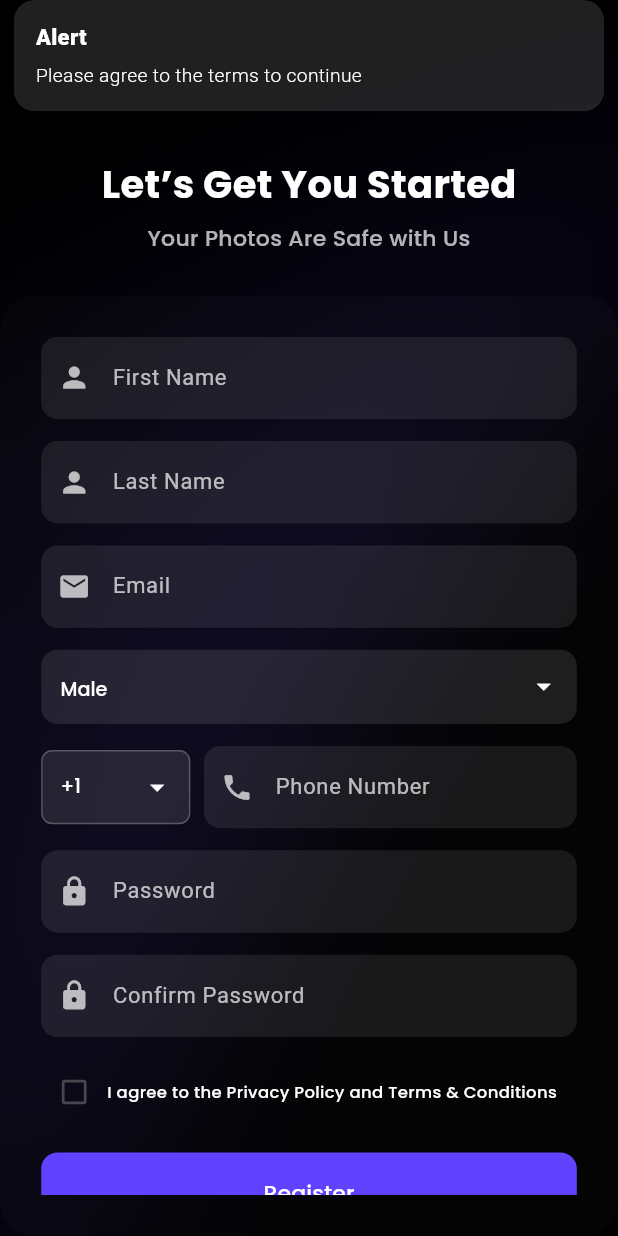
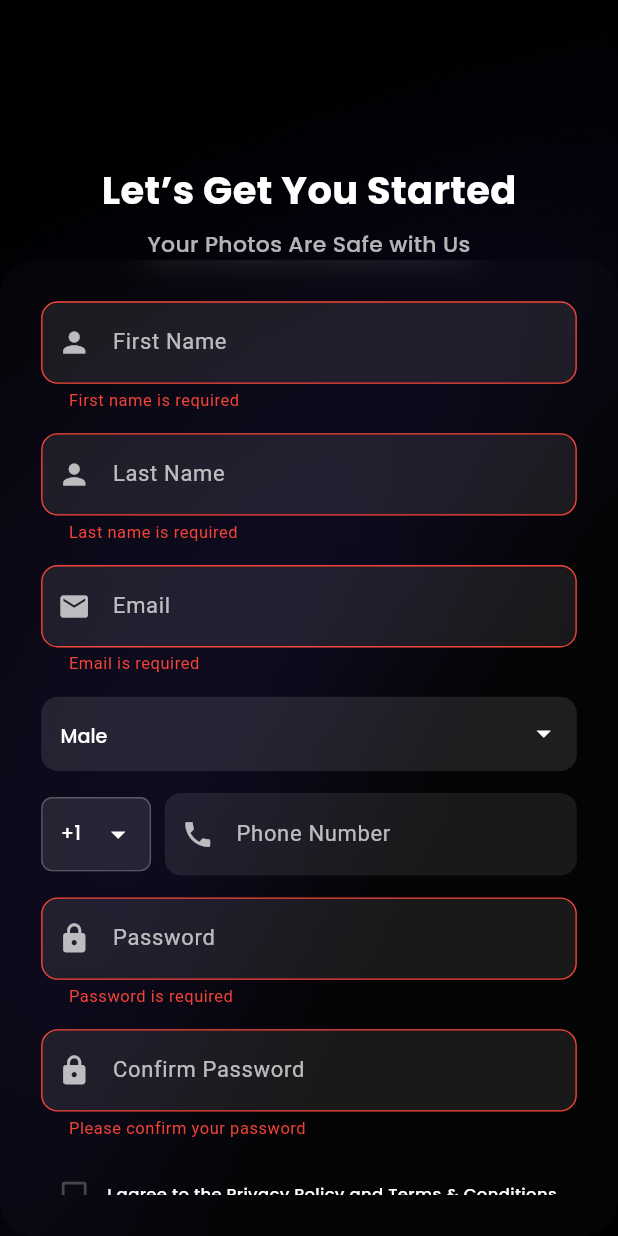
Before and after one commit to Saadkhanprogziel/snapid, a Flutter app: the RegisterScreen screen opened by its route, after a tap on "Register", on a phone screen of 412 x 824 dp. Run offline on Flutter 3.47's test engine with Material 3 defaults, Android fonts, the phone set to English and light mode, and no system bars; our stand-ins replace dio, flutter_svg, get, get_storage, image_picker, pretty_dio_logger and 1 more; accounts and stored records are empty.

Commit message:
fixed the register screen

```diff
--- /dev/null
+++ b/lib/controllers/auth/register/register_controller.dart
@@ -0,0 +1,21 @@
+import 'package:get/get.dart';
+import 'package:snapid/models/register/register.dart';
+
+import 'package:snapid/utlis/country_model.dart';
+
+class RegisterController extends GetxController {
+    final register = RegisterModel().obs;
+  final isLoading = false.obs;
+    var agreeToTerms = false.obs;
+
+
+  var selectedCountry = Rxn<Country>();
+  final List<String> countryCodes = ['+1', '+44', '+91', '+61', '+81'];
+  final List<String> genderOptions = ['Male', 'Female', 'Other'];
+
+  void selectCountry(Country country) {
+    selectedCountry.value = country;
+    Get.back();
+  }
+
+}
--- a/lib/controllers/register/register_controller.dart
+++ /dev/null
@@ -1,41 +0,0 @@
-import 'package:flutter/material.dart';
-import 'package:get/get.dart';
-import 'package:snapid/utlis/country_model.dart';
-
-class RegisterController extends GetxController {
-
-  final firstNameController = TextEditingController();
-  final lastNameController = TextEditingController();
-  final emailController = TextEditingController();
-  final phoneController = TextEditingController();
-  final passwordController = TextEditingController();
-  final confirmPasswordController = TextEditingController();
-
-  var selectedGender = 'Male'.obs;
-  var selectedCountryCode = '+1'.obs;
-  var agreeToTerms = false.obs;
-
-
-
-  var selectedCountry = Rxn<Country>();
-
-  void selectCountry(Country country) {
-    selectedCountry.value = country;
-    Get.back(); // close bottom sheet
-  }
-
-
-  final List<String> countryCodes = ['+1', '+44', '+91', '+61', '+81'];
-  final List<String> genderOptions = ['Male', 'Female', 'Other'];
-
-  @override
-  void onClose() {
-    firstNameController.dispose();
-    lastNameController.dispose();
-    emailController.dispose();
-    phoneController.dispose();
-    passwordController.dispose();
-    confirmPasswordController.dispose();
-    super.onClose();
-  }
-}
--- /dev/null
+++ b/lib/models/register/register.dart
@@ -0,0 +1,30 @@
+class RegisterModel {
+  String firstName;
+  String lastName;
+  String email;
+  String phone;
+  String password;
+  String confirmPassword;
+  String gender;
+  String countryCode;
+
+  RegisterModel({
+    this.firstName = '',
+    this.lastName = '',
+    this.email = '',
+    this.phone = '',
+    this.password = '',
+    this.confirmPassword = '',
+    this.gender = 'Male',
+    this.countryCode = '+1',
+  });
+
+  Map<String, dynamic> toJson() => {
+    'firstName': firstName,
+    'lastName': lastName,
+    'email': email,
+    'phone': countryCode + phone,
+    'password': password,
+    'gender': gender,
+  };
+}
--- a/lib/router_management/route_management.dart
+++ b/lib/router_management/route_management.dart
@@ -50,7 +50,7 @@ class Pages {
           transition: Transition.cupertino),
       GetPage(
           name: PrimaryRoute.register,
-          page: () => const RegisterScreen(),
+          page: () =>  RegisterScreen(),
           binding: ControllerBindings(),
           transition: Transition.fadeIn
           )
--- a/lib/utlis/custom_text_field.dart
+++ b/lib/utlis/custom_text_field.dart
@@ -15,7 +15,6 @@ class CustomTextField extends StatelessWidget {
   final ValueChanged<String>? onChanged;
   final FormFieldValidator<String>? validator;
 
-
   const CustomTextField({
     super.key,
     this.controller,
@@ -26,33 +25,33 @@ class CustomTextField extends StatelessWidget {
     this.onSuffixIconPressed,
     this.keyboardType,
     this.onChanged,
-    this.validator, this.label ='',
+    this.validator,
+    this.label = '',
   });
 
   @override
   Widget build(BuildContext context) {
-
-
     return Column(
       crossAxisAlignment: CrossAxisAlignment.start,
       children: [
         if(label.isNotEmpty) ...[
-          Text(label,style: CustomTextTheme.regular16.copyWith(color: Colors.white),),
-          SpaceH10()
+          Text(label, style: CustomTextTheme.regular16.copyWith(color: Colors.white)),
+          SpaceH10(),
         ],
 
-        TextField(
+        TextFormField(  // Changed from TextField to TextFormField
           controller: controller,
           obscureText: obscureText,
           keyboardType: keyboardType,
           style: const TextStyle(color: Colors.white),
           onChanged: onChanged,
+          validator: validator,
           decoration: InputDecoration(
             hintText: hintText,
             hintStyle: const TextStyle(color: Colors.white70),
             filled: true,
             fillColor: AppColors.cardColor,
-  contentPadding: const EdgeInsets.symmetric(horizontal: 16, vertical: 18), // <-- FIXED
+            contentPadding: const EdgeInsets.symmetric(horizontal: 16, vertical: 18),
             border: OutlineInputBorder(
               borderRadius: BorderRadius.circular(12),
               borderSide: BorderSide.none,
@@ -61,6 +60,15 @@ class CustomTextField extends StatelessWidget {
               borderRadius: BorderRadius.circular(12),
               borderSide: BorderSide.none,
             ),
+            errorBorder: OutlineInputBorder(  // Added error border styling
+              borderRadius: BorderRadius.circular(12),
+              borderSide: const BorderSide(color: Colors.red),
+            ),
+            focusedErrorBorder: OutlineInputBorder(  // Added focused error border
+              borderRadius: BorderRadius.circular(12),
+              borderSide: const BorderSide(color: Colors.red),
+            ),
+            errorStyle: const TextStyle(color: Colors.red),  // Error text style
             prefixIcon: prefixIcon != null
                 ? Icon(prefixIcon, color: Colors.white70)
                 : null,
@@ -71,7 +79,6 @@ class CustomTextField extends StatelessWidget {
                   )
                 : null,
           ),
-
         ),
       ],
     );
--- a/lib/view/auth/otp.dart
+++ b/lib/view/auth/otp.dart
@@ -5,7 +5,7 @@ import 'package:flutter/services.dart';
 import 'package:get/get.dart';
 import 'package:snapid/constant/assets.dart';
 import 'package:snapid/constant/colors.dart';
-import 'package:snapid/controllers/opt/otp_controller.dart';
+import 'package:snapid/controllers/auth/opt/otp_controller.dart';
 import 'package:snapid/routes/routes.dart';
 import 'package:snapid/theme/text_theme.dart';
 import 'package:snapid/utlis/message_popup.dart';
--- a/lib/view/auth/register.dart
+++ b/lib/view/auth/register.dart
@@ -4,14 +4,15 @@ import 'package:get/get.dart';
 import 'package:snapid/constant/assets.dart';
 import 'package:snapid/constant/colors.dart';
 import 'package:snapid/constant/strings.dart';
-import 'package:snapid/controllers/register/register_controller.dart';
+import 'package:snapid/controllers/auth/register/register_controller.dart';
 import 'package:snapid/routes/routes.dart';
 import 'package:snapid/theme/text_theme.dart';
 import 'package:snapid/utlis/custom_elevated_button.dart';
 import 'package:snapid/utlis/custom_text_field.dart';
 
 class RegisterScreen extends StatelessWidget {
-  const RegisterScreen({super.key});
+  RegisterScreen({super.key});
+  final _formKey = GlobalKey<FormState>();
 
   @override
   Widget build(BuildContext context) {
@@ -46,7 +47,6 @@ class RegisterScreen extends StatelessWidget {
                   ),
                 ],
               ),
-              const SizedBox(height: 30),
               Expanded(
                 flex: 6,
                 child: ClipRRect(
@@ -62,30 +62,74 @@ class RegisterScreen extends StatelessWidget {
                         borderRadius: BorderRadius.circular(25),
                       ),
                       child: SingleChildScrollView(
+                        child: Form(
+                          key: _formKey,
                           child: Obx(() => Column(
                                 children: [
                                   CustomTextField(
-                                  controller: controller.firstNameController,
+                                    onChanged: (value) {
+                                      controller.register.value.firstName = value;
+                                    },
                                     hintText: Strings.firstName,
                                     prefixIcon: Icons.person,
+                                    validator: (value) {
+                                      if (value == null || value.isEmpty) {
+                                        return 'First name is required';
+                                      }
+                                      if (value.length < 2) {
+                                        return 'First name must be at least 2 characters';
+                                      }
+                                      return null;
+                                    },
                                   ),
                                   const SizedBox(height: 16),
                                   CustomTextField(
-                                  controller: controller.lastNameController,
+                                    onChanged: (value) {
+                                      controller.register.value.lastName = value;
+                                    },
                                     hintText: Strings.lastName,
                                     prefixIcon: Icons.person,
+                                    validator: (value) {
+                                      if (value == null || value.isEmpty) {
+                                        return 'Last name is required';
+                                      }
+                                      if (value.length < 2) {
+                                        return 'Last name must be at least 2 characters';
+                                      }
+                                      return null;
+                                    },
                                   ),
                                   const SizedBox(height: 16),
                                   CustomTextField(
-                                  controller: controller.emailController,
+                                    onChanged: (value) {
+                                      controller.register.value.email = value;
+                                    },
                                     hintText: Strings.email,
                                     prefixIcon: Icons.email,
+                                    keyboardType: TextInputType.emailAddress,
+                                    validator: (value) {
+                                      if (value == null || value.isEmpty) {
+                                        return 'Email is required';
+                                      }
+                                      if (!RegExp(
+                                              r'^[\w-\.]+@([\w-]+\.)+[\w-]{2,4}$')
+                                          .hasMatch(value)) {
+                                        return 'Please enter a valid email';
+                                      }
+                                      return null;
+                                    },
                                   ),
                                   const SizedBox(height: 16),
                                   DropdownButtonFormField<String>(
-                                  value: controller.selectedGender.value,
+                                    value: controller.register.value.gender,
                                     onChanged: (value) {
-                                    controller.selectedGender.value = value!;
+                                      controller.register.value.gender = value!;
+                                    },
+                                    validator: (value) {
+                                      if (value == null || value.isEmpty) {
+                                        return 'Please select your gender';
+                                      }
+                                      return null;
                                     },
                                     icon: const Icon(Icons.arrow_drop_down,
                                         color: Colors.white),
@@ -97,9 +141,10 @@ class RegisterScreen extends StatelessWidget {
                                       filled: true,
                                       fillColor: Colors.white10,
                                       hintText: Strings.selectGender,
-                                    hintStyle:
-                                        const TextStyle(color: Colors.white70),
-                                    contentPadding: const EdgeInsets.symmetric(
+                                      hintStyle: const TextStyle(
+                                          color: Colors.white70),
+                                      contentPadding:
+                                          const EdgeInsets.symmetric(
                                               horizontal: 10, vertical: 15),
                                       border: OutlineInputBorder(
                                         borderRadius: BorderRadius.circular(12),
@@ -116,16 +161,24 @@ class RegisterScreen extends StatelessWidget {
                                   const SizedBox(height: 16),
                                   Row(
                                     children: [
-                                    Expanded(
-                                      flex: 2,
+                                      SizedBox(
+                                        width: 80,
                                         child: DropdownButtonFormField<String>(
-                                        value: controller
-                                            .selectedCountryCode.value,
+                                          value:
+                                              controller.register.value.countryCode,
                                           onChanged: (value) {
-                                          controller.selectedCountryCode.value =
+                                            controller.register.value.countryCode =
                                                 value!;
                                           },
-                                        icon: const Icon(Icons.arrow_drop_down,
+                                          validator: (value) {
+                                            if (value == null ||
+                                                value.isEmpty) {
+                                              return 'Required';
+                                            }
+                                            return null;
+                                          },
+                                          icon: const Icon(
+                                              Icons.arrow_drop_down,
                                               color: Colors.white),
                                           dropdownColor: Colors.black87,
                                           style: CustomTextTheme.regular14
@@ -135,16 +188,18 @@ class RegisterScreen extends StatelessWidget {
                                             fillColor: Colors.white10,
                                             contentPadding:
                                                 const EdgeInsets.symmetric(
-                                                  horizontal: 10, vertical: 15),
+                                                    horizontal: 10,
+                                                    vertical: 15),
                                             enabledBorder: OutlineInputBorder(
-                                            borderSide: BorderSide(
+                                              borderSide: const BorderSide(
                                                   color: Colors.white24),
                                               borderRadius:
                                                   BorderRadius.circular(8),
                                             ),
                                             focusedBorder: OutlineInputBorder(
-                                            borderSide: BorderSide(
-                                                color: AppColors.primaryColor),
+                                              borderSide: const BorderSide(
+                                                  color:
+                                                      AppColors.primaryColor),
                                               borderRadius:
                                                   BorderRadius.circular(8),
                                             ),
@@ -161,40 +216,71 @@ class RegisterScreen extends StatelessWidget {
                                       Expanded(
                                         flex: 5,
                                         child: CustomTextField(
-                                        controller: controller.phoneController,
+                                          onChanged: (value) {
+                                            controller.register.value.phone = value;
+                                          },
                                           hintText: Strings.phoneNumber,
                                           prefixIcon: Icons.phone,
                                           keyboardType: TextInputType.phone,
+
                                         ),
                                       ),
                                     ],
                                   ),
                                   const SizedBox(height: 16),
                                   CustomTextField(
-                                  controller: controller.passwordController,
+                                    onChanged: (value) {
+                                      controller.register.value.password = value;
+                                    },
                                     hintText: Strings.password,
                                     prefixIcon: Icons.lock,
                                     obscureText: true,
+                                    validator: (value) {
+                                      if (value == null || value.isEmpty) {
+                                        return 'Password is required';
+                                      }
+                                      if (value.length < 8) {
+                                        return 'Password must be at least 8 characters';
+                                      }
+                                      if (!RegExp(
+                                              r'^(?=.*[a-z])(?=.*[A-Z])(?=.*\d).+$')
+                                          .hasMatch(value)) {
+                                        return 'Must contain uppercase, lowercase and number';
+                                      }
+                                      return null;
+                                    },
                                   ),
                                   const SizedBox(height: 16),
                                   CustomTextField(
-                                  controller:
-                                      controller.confirmPasswordController,
+                                    onChanged: (value) {
+                                      controller.register.value.confirmPassword =
+                                          value;
+                                    },
                                     hintText: Strings.confirmPassword,
                                     prefixIcon: Icons.lock,
                                     obscureText: true,
+                                    validator: (value) {
+                                      if (value == null || value.isEmpty) {
+                                        return 'Please confirm your password';
+                                      }
+                                      if (value !=
+                                          controller.register.value.password) {
+                                        return 'Passwords do not match';
+                                      }
+                                      return null;
+                                    },
                                   ),
                                   const SizedBox(height: 16),
                                   Row(
                                     children: [
-                                    Checkbox(
+                                      Obx(() => Checkbox(
                                         value: controller.agreeToTerms.value,
                                         onChanged: (value) {
                                           controller.agreeToTerms.value =
                                               value ?? false;
                                         },
                                         activeColor: AppColors.primaryColor,
-                                    ),
+                                      )),
                                       Expanded(
                                         child: Text(
                                           Strings.agreeTerms,
@@ -205,25 +291,24 @@ class RegisterScreen extends StatelessWidget {
                                       )
                                     ],
                                   ),
-                                const SizedBox(height: 20),
+                                  const SizedBox(height: 10),
                                   CustomElevatedButton(
                                     minHeight: 60,
-                                  onPressed: () {
-                                    if (!controller.agreeToTerms.value) {
-                                      Get.snackbar(Strings.alert,
-                                          Strings.agreeToTermsMessage,
-                                          colorText: AppColors.whiteColor);
-                                      return;
+                                    onPressed: () async {
+                                      if (_formKey.currentState!.validate()) {
+
+
                                       }
-                                    Get.toNamed(PrimaryRoute.verification);
                                     },
                                     text: Strings.register,
                                   ),
-                                const SizedBox(height: 30),
+                                  const SizedBox(height: 10),
                                   Padding(
-                                  padding: const EdgeInsets.only(bottom: 16.0),
+                                    padding:
+                                        const EdgeInsets.only(bottom: 16.0),
                                     child: Row(
-                                    mainAxisAlignment: MainAxisAlignment.center,
+                                      mainAxisAlignment:
+                                          MainAxisAlignment.center,
                                       children: [
                                         Text(
                                           Strings.alreadyHaveAccount,
@@ -239,8 +324,8 @@ class RegisterScreen extends StatelessWidget {
                                           child: Text(Strings.signIn,
                                               style: CustomTextTheme.regular14
                                                   .copyWith(
-                                                    color:
-                                                        AppColors.primaryColor,
+                                                      color: AppColors
+                                                          .primaryColor,
                                                       fontWeight:
                                                           FontWeight.w400)),
                                         ),
@@ -254,6 +339,7 @@ class RegisterScreen extends StatelessWidget {
                     ),
                   ),
                 ),
+              ),
             ],
           ),
         ],
--- a/lib/view/dashboard_fragment/dashboard_fragment.dart
+++ b/lib/view/dashboard_fragment/dashboard_fragment.dart
@@ -7,7 +7,7 @@ import 'package:snapid/constant/assets.dart';
 import 'package:snapid/constant/colors.dart';
 import 'package:snapid/constant/strings.dart';
 import 'package:snapid/controllers/dashboard/dashboard_controller.dart';
-import 'package:snapid/controllers/photoController/photo_controller.dart';
+// import 'package:snapid/controllers/photoController/photo_controller.dart';
 import 'package:snapid/routes/routes.dart';
 import 'package:snapid/theme/text_theme.dart';
 import 'package:snapid/utlis/custom_card.dart';
@@ -20,7 +20,7 @@ class DashboardFragment extends StatelessWidget {
   @override
   Widget build(BuildContext context) {
     final DashboardController controller = Get.put(DashboardController());
-    final PhotoController photoController = Get.find<PhotoController>();
+    // final PhotoController photoController = Get.find<PhotoController>();
 
     return Scaffold(
       body: Stack(
```
Also changed, not shown: lib/controllers/auth/opt/otp_controller.dart (renamed from lib/controllers/opt/otp_controller.dart), 1 other file. Lines whose indentation alone changed are shown as unchanged.
